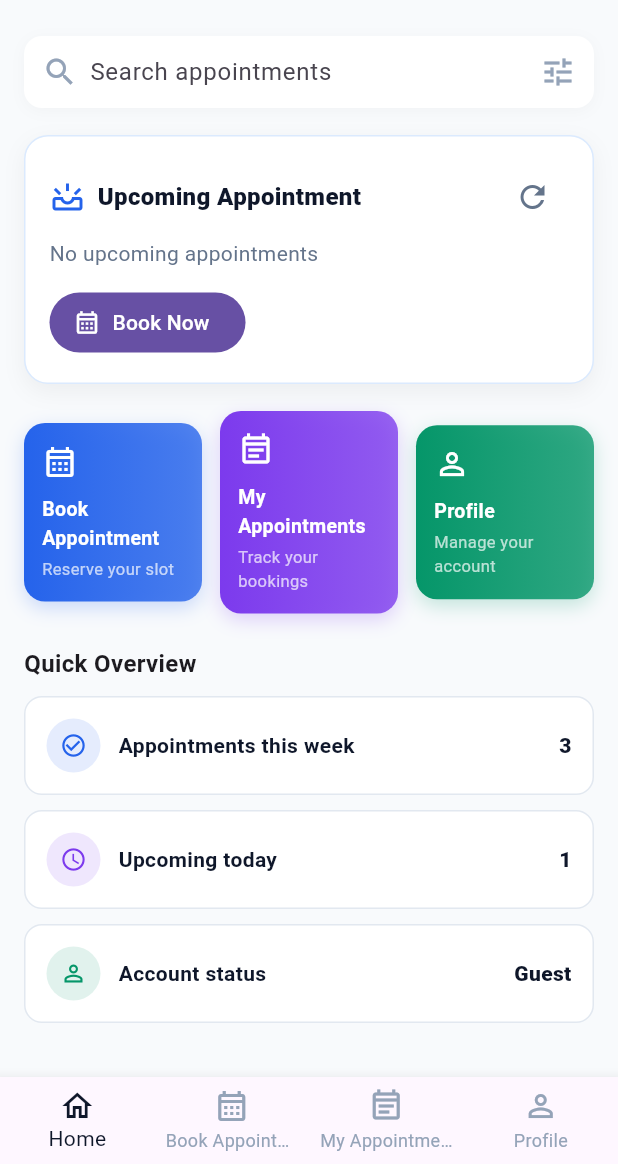
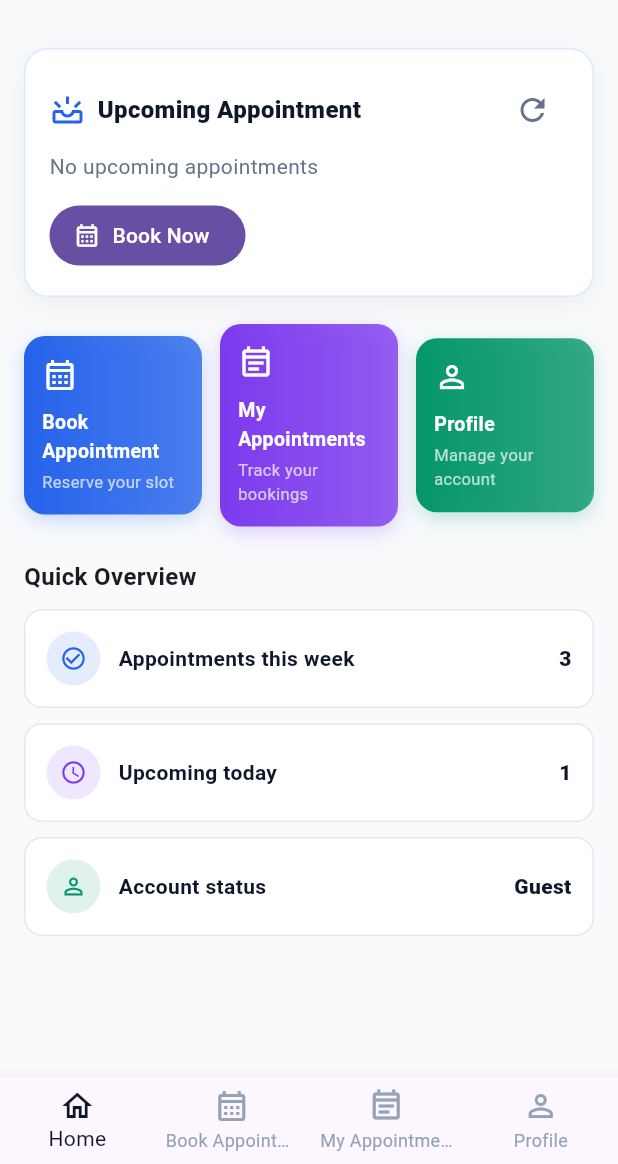
Before and after one commit to ELISHALAW/Andriod_App, a Flutter app: the screen it shows after launch, on a phone screen of 412 x 824 dp, the part 72-1236 px from its top. Run offline on Flutter 3.47's test engine with Material 3 defaults, Android fonts, the phone set to English and light mode, and no system bars; our stand-ins replace shared_preferences, table_calendar.

Commit message:
Law20260707 Removing the search functionality

```diff
--- a/lib/main.dart
+++ b/lib/main.dart
@@ -352,37 +352,9 @@ class _HomeTab extends StatelessWidget {
         child: Column(
           crossAxisAlignment: CrossAxisAlignment.start,
           children: [
-            Container(
-              padding: const EdgeInsets.symmetric(horizontal: 12, vertical: 8),
-              decoration: BoxDecoration(
-                color: Colors.white,
-                borderRadius: BorderRadius.circular(12),
-                boxShadow: [
-                  BoxShadow(
-                    color: Colors.black.withValues(alpha: 0.03),
-                    blurRadius: 8,
-                    offset: const Offset(0, 2),
-                  ),
-                ],
-              ),
-              child: const Row(
-                children: [
-                  Icon(Icons.search, color: Color(0xFF94A3B8)),
-                  SizedBox(width: 8),
-                  Expanded(
-                    child: TextField(
-                      decoration: InputDecoration(
-                        hintText: 'Search appointments',
-                        border: InputBorder.none,
-                        isDense: true,
-                      ),
-                    ),
-                  ),
-                  Icon(Icons.tune, color: Color(0xFF94A3B8)),
-                ],
-              ),
-            ),
-            const SizedBox(height: 18),
+            // Removed Search Bar
+            const SizedBox(height: 8),
+
             _UpcomingAppointmentCard(
               isLoggedIn: isUserLoggedIn,
               isLoading: isLoadingUpcoming,
@@ -392,6 +364,7 @@ class _HomeTab extends StatelessWidget {
               onRefresh: onRefreshUpcoming,
             ),
             const SizedBox(height: 18),
+
             Row(
               children: [
                 Expanded(
@@ -426,11 +399,13 @@ class _HomeTab extends StatelessWidget {
               ],
             ),
             const SizedBox(height: 22),
+
             const Text(
               'Quick Overview',
               style: TextStyle(fontSize: 16, fontWeight: FontWeight.w600),
             ),
             const SizedBox(height: 10),
+
             const _OverviewTile(
               icon: Icons.check_circle_outline,
               title: 'Appointments this week',
```
